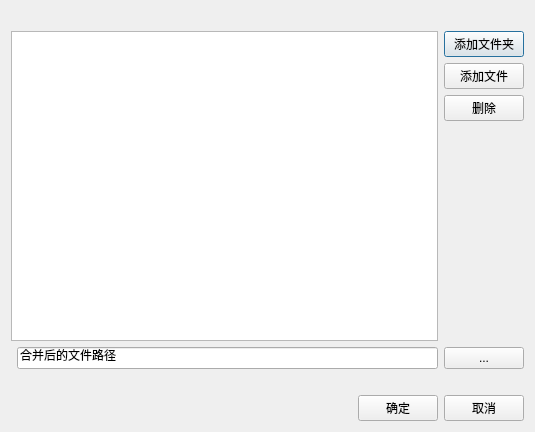
Qt form FileWrapper/dlgmergefile.ui (lujiajingcn/FileWrapper) before a commit.
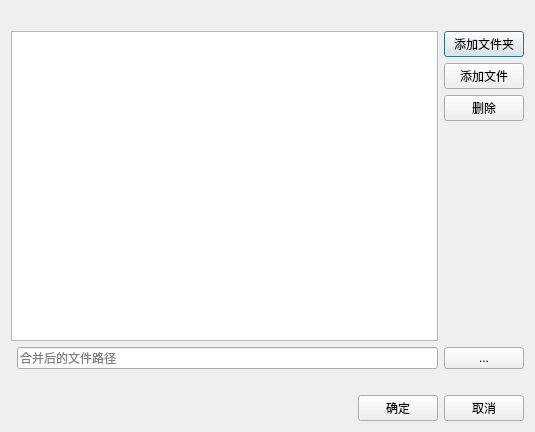
The same form after that commit.

Commit message:
fix(ui): 合并对话框输出路径改为占位提示，确定按钮去掉实心蓝底
- 输出路径输入框的 text 改为 placeholderText：首次打开不再把「合并后的文件
  路径」当成真实内容。此前这行字会触发假的「将写入：<当前目录>\合并后的文件
  路径」提示，添加文件后「确定」即可点，会把归档合并成同名的怪文件
- 「确定」保留默认按钮语义（Enter 直接确定），在 light.qss 中按
  QDialog#DlgMergeFile 作用域去掉 :default 的实心蓝底，只留文字和边框；
  hover / pressed / disabled 显式补齐，避免被通用按钮规则重新上色

The edit to the form file:
```diff
--- a/FileWrapper/dlgmergefile.ui
+++ b/FileWrapper/dlgmergefile.ui
@@ -87,7 +87,7 @@
         <layout class="QGridLayout" name="gridLayout">
          <item row="0" column="1">
           <widget class="QLineEdit" name="leMergedFilePath">
-           <property name="text">
+           <property name="placeholderText">
             <string>合并后的文件路径</string>
            </property>
           </widget>
```
The commit also changes 1 other file.
